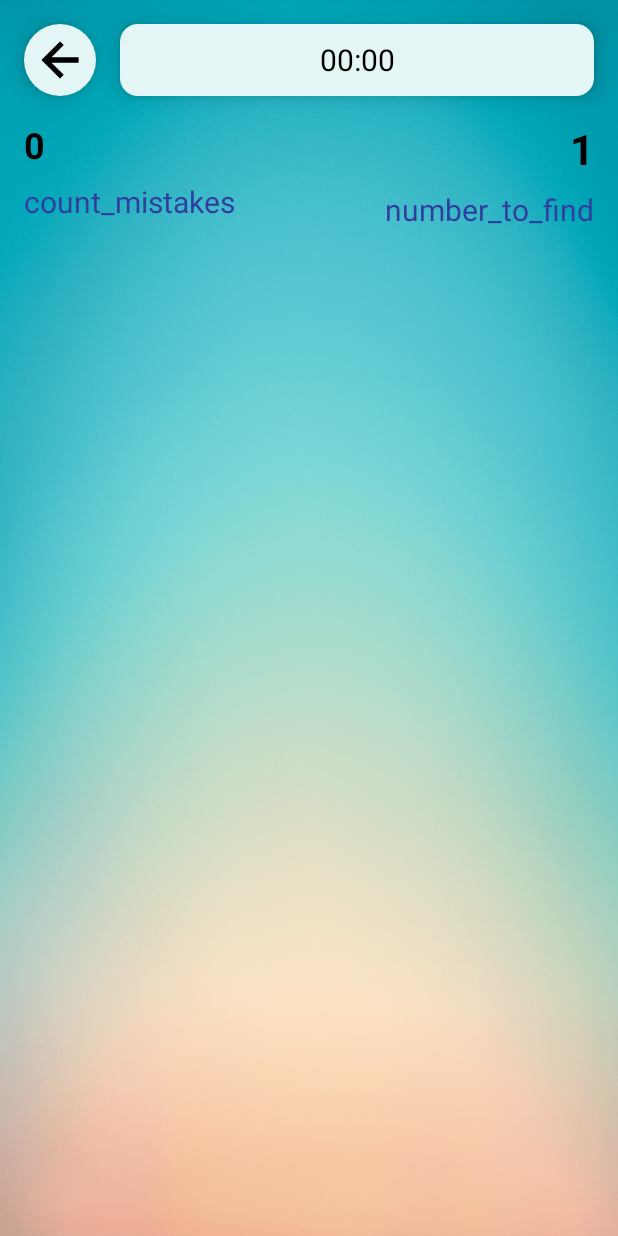
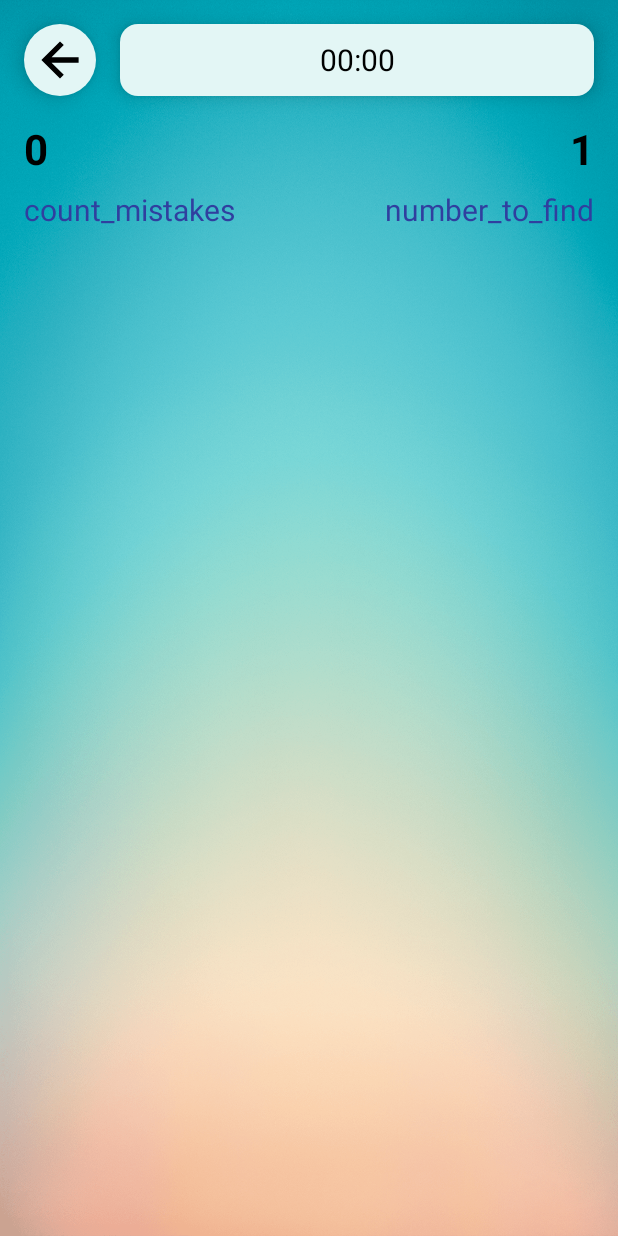
Before and after one commit to ellasiel/Stable, an Android app: the fragment FragmentMemoryGame shown on its own in the app's theme, on a phone screen of 412 x 824 dp. Run offline under Robolectric (Android 15) with nearby library versions, the phone set to English and light mode, and no system bars; our stand-ins replace Room's generated code; 2 statements that could not run were skipped.

Commit message:
mini fix

```diff
--- a/app/src/main/res/layout/fragment_memory_game.xml
+++ b/app/src/main/res/layout/fragment_memory_game.xml
@@ -44,7 +44,7 @@
         android:layout_marginTop="16dp"
         android:text="5"
         android:textColor="@color/black"
-        android:textSize="24sp"
+        android:textSize="28sp"
         android:textStyle="bold"
         app:layout_constraintStart_toStartOf="parent"
         app:layout_constraintTop_toBottomOf="@id/result_time"
--- a/app/src/main/res/layout/fragment_speed_game.xml
+++ b/app/src/main/res/layout/fragment_speed_game.xml
@@ -44,7 +44,7 @@
         android:layout_marginTop="16dp"
         android:text="5"
         android:textColor="@color/black"
-        android:textSize="24sp"
+        android:textSize="28sp"
         android:textStyle="bold"
         app:layout_constraintStart_toStartOf="parent"
         app:layout_constraintTop_toBottomOf="@id/result_time"
```
